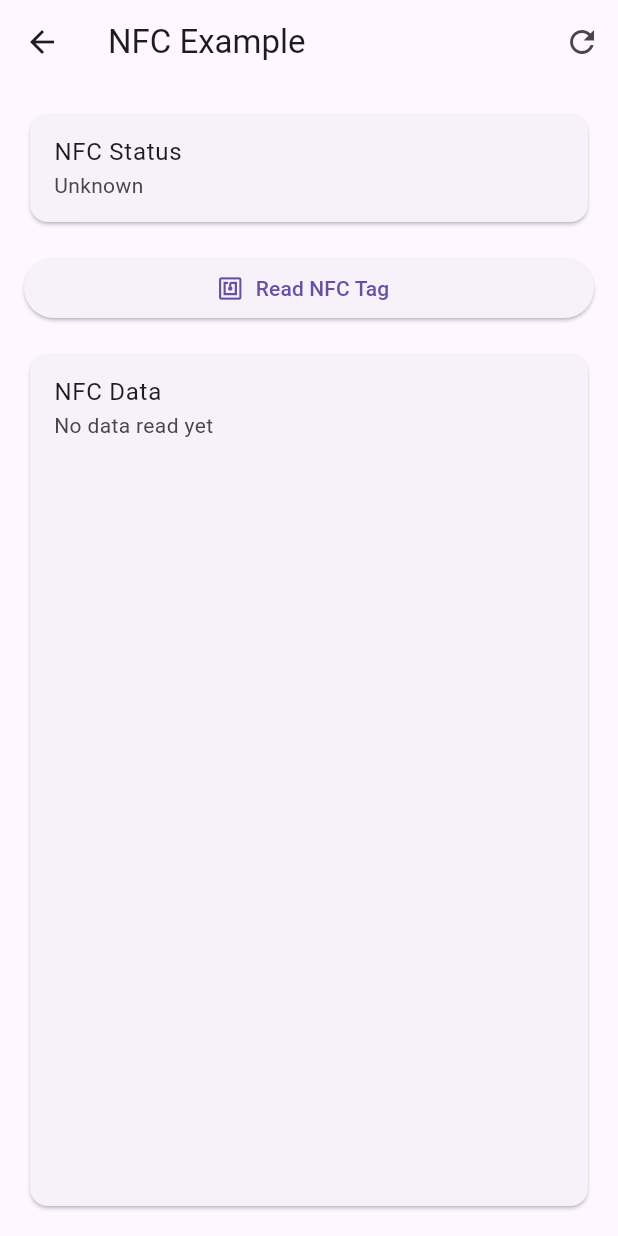
After one commit to Clothless/ekyc, a Flutter app: the NfcExample screen opened directly, on a phone screen of 412 x 824 dp. The commit adds this screen. Run offline on Flutter 3.47's test engine with Material 3 defaults, Android fonts, the phone set to English and light mode, and no system bars; our stand-ins replace plugin_platform_interface.

Commit message:
feat: implement full NFC reading functionality for Flutter plugin (Android/iOS), add tests, docs, and example app enhancements

```diff
--- /dev/null
+++ b/example/lib/nfc_example.dart
@@ -0,0 +1,208 @@
+import 'package:flutter/material.dart';
+import 'package:flutter/services.dart';
+import 'package:ekyc/ekyc.dart';
+
+class NfcExample extends StatefulWidget {
+  const NfcExample({super.key});
+
+  @override
+  State<NfcExample> createState() => _NfcExampleState();
+}
+
+class _NfcExampleState extends State<NfcExample> {
+  final Ekyc _ekyc = Ekyc();
+  Map<String, dynamic>? _nfcStatus;
+  Map<String, dynamic>? _nfcData;
+  String _errorMessage = '';
+  bool _isLoading = false;
+
+  @override
+  void initState() {
+    super.initState();
+    _checkNfcStatus();
+  }
+
+  Future<void> _checkNfcStatus() async {
+    setState(() {
+      _isLoading = true;
+      _errorMessage = '';
+    });
+
+    try {
+      final status = await _ekyc.checkNfc();
+      setState(() {
+        _nfcStatus = status;
+        _isLoading = false;
+      });
+    } on PlatformException catch (e) {
+      setState(() {
+        _errorMessage = 'Error checking NFC status: ${e.message}';
+        _isLoading = false;
+      });
+    }
+  }
+
+  Future<void> _readNfcTag() async {
+    setState(() {
+      _isLoading = true;
+      _errorMessage = '';
+      _nfcData = null;
+    });
+
+    try {
+      final data = await _ekyc.readNfc();
+      setState(() {
+        _nfcData = data;
+        _isLoading = false;
+      });
+    } on PlatformException catch (e) {
+      setState(() {
+        _errorMessage = 'Error reading NFC tag: ${e.message}';
+        _isLoading = false;
+      });
+    }
+  }
+
+  Widget _buildNfcStatusCard() {
+    if (_nfcStatus == null) {
+      return const Card(
+        child: ListTile(
+          title: Text('NFC Status'),
+          subtitle: Text('Unknown'),
+        ),
+      );
+    }
+
+    final supported = _nfcStatus!['supported'] ?? false;
+    final enabled = _nfcStatus!['enabled'] ?? false;
+
+    return Card(
+      child: ListTile(
+        title: const Text('NFC Status'),
+        subtitle: Text('Supported: $supported, Enabled: $enabled'),
+        trailing: Icon(
+          supported && enabled ? Icons.nfc : Icons.nfc,
+          color: supported && enabled ? Colors.green : Colors.red,
+        ),
+      ),
+    );
+  }
+
+  Widget _buildNfcDataCard() {
+    if (_nfcData == null) {
+      return const Card(
+        child: ListTile(
+          title: Text('NFC Data'),
+          subtitle: Text('No data read yet'),
+        ),
+      );
+    }
+
+    return Card(
+      child: ExpansionTile(
+        title: const Text('NFC Data'),
+        subtitle: Text('Tag ID: ${_nfcData!['tagId'] ?? 'Unknown'}'),
+        children: [
+          Padding(
+            padding: const EdgeInsets.all(16.0),
+            child: Column(
+              crossAxisAlignment: CrossAxisAlignment.start,
+              children: [
+                if (_nfcData!['tagId'] != null) ...[
+                  Text('Tag ID: ${_nfcData!['tagId']}'),
+                  const SizedBox(height: 8),
+                ],
+                if (_nfcData!['techList'] != null) ...[
+                  Text('Technologies: ${_nfcData!['techList'].join(', ')}'),
+                  const SizedBox(height: 8),
+                ],
+                if (_nfcData!['ndefMessages'] != null &&
+                    (_nfcData!['ndefMessages'] as List).isNotEmpty) ...[
+                  const Text('NDEF Messages:', style: TextStyle(fontWeight: FontWeight.bold)),
+                  const SizedBox(height: 4),
+                  ...(_nfcData!['ndefMessages'] as List).asMap().entries.map((entry) {
+                    final index = entry.key;
+                    final message = entry.value;
+                    return Padding(
+                      padding: const EdgeInsets.only(left: 16.0),
+                      child: Column(
+                        crossAxisAlignment: CrossAxisAlignment.start,
+                        children: [
+                          Text('Message $index:'),
+                          if (message['records'] != null)
+                            ...(message['records'] as List).map((record) => Padding(
+                              padding: const EdgeInsets.only(left: 16.0),
+                              child: Column(
+                                crossAxisAlignment: CrossAxisAlignment.start,
+                                children: [
+                                  Text('Type: ${record['type']}'),
+                                  Text('Payload: ${record['payload']}'),
+                                  if (record['mimeType'] != null && record['mimeType'].isNotEmpty)
+                                    Text('MIME Type: ${record['mimeType']}'),
+                                  const SizedBox(height: 4),
+                                ],
+                              ),
+                            )),
+                        ],
+                      ),
+                    );
+                  }),
+                ],
+              ],
+            ),
+          ),
+        ],
+      ),
+    );
+  }
+
+  @override
+  Widget build(BuildContext context) {
+    return Scaffold(
+      appBar: AppBar(
+        title: const Text('NFC Example'),
+        actions: [
+          IconButton(
+            icon: const Icon(Icons.refresh),
+            onPressed: _checkNfcStatus,
+          ),
+        ],
+      ),
+      body: Padding(
+        padding: const EdgeInsets.all(16.0),
+        child: Column(
+          crossAxisAlignment: CrossAxisAlignment.stretch,
+          children: [
+            _buildNfcStatusCard(),
+            const SizedBox(height: 16),
+            if (_errorMessage.isNotEmpty)
+              Card(
+                color: Colors.red.shade50,
+                child: Padding(
+                  padding: const EdgeInsets.all(16.0),
+                  child: Text(
+                    _errorMessage,
+                    style: TextStyle(color: Colors.red.shade700),
+                  ),
+                ),
+              ),
+            if (_errorMessage.isNotEmpty) const SizedBox(height: 16),
+            ElevatedButton.icon(
+              onPressed: _isLoading ? null : _readNfcTag,
+              icon: _isLoading
+                ? const SizedBox(
+                    width: 16,
+                    height: 16,
+                    child: CircularProgressIndicator(strokeWidth: 2),
+                  )
+                : const Icon(Icons.nfc),
+              label: Text(_isLoading ? 'Reading...' : 'Read NFC Tag'),
+            ),
+            const SizedBox(height: 16),
+            Expanded(child: _buildNfcDataCard()),
+          ],
+        ),
+      ),
+    );
+  }
+}
```
Also changed, not shown: example/lib/main.dart (+67 -4 lines), 3 other files.
